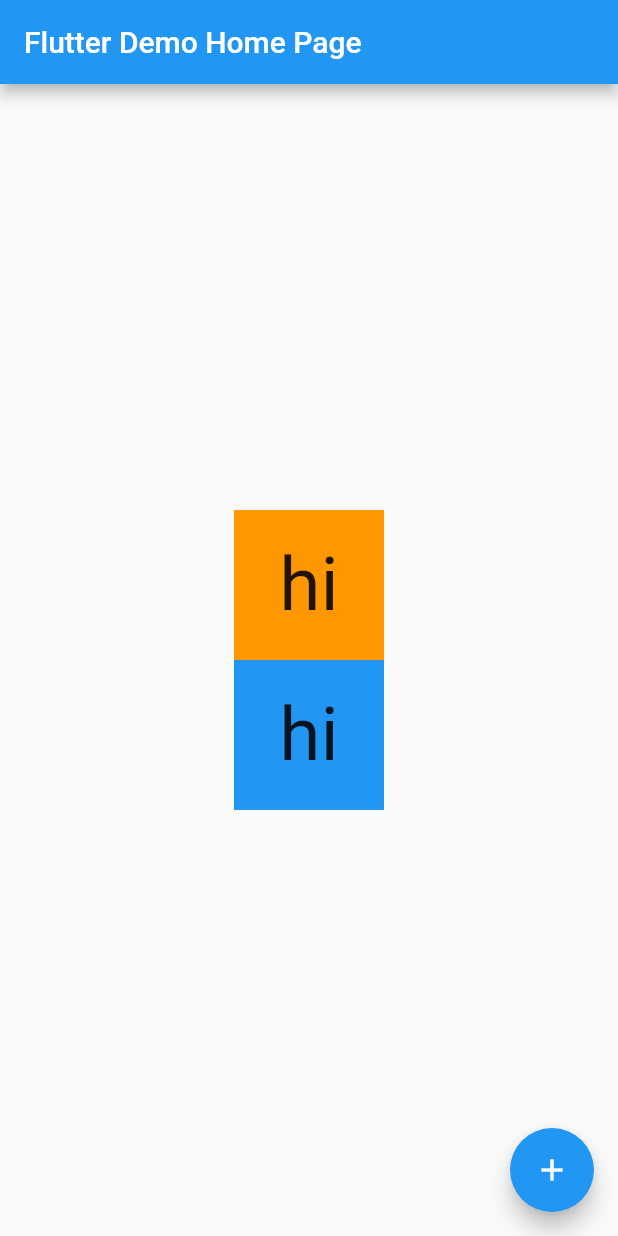
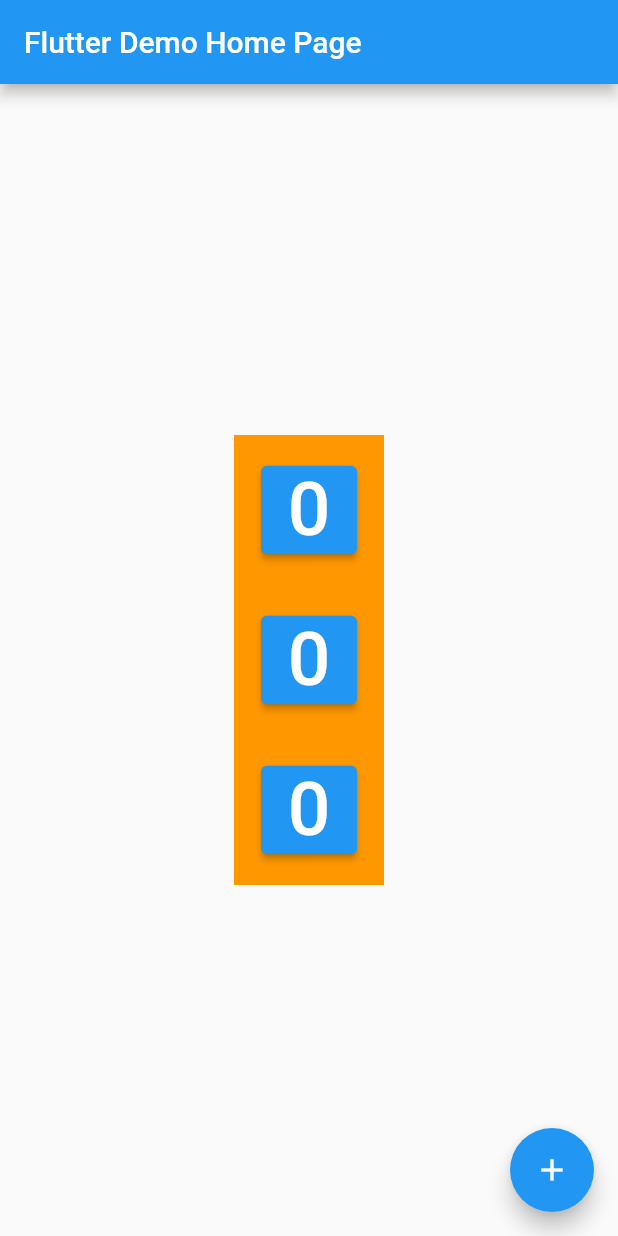
Before and after one commit to markcqhsu/Fluuter_Key, a Flutter app: the screen it shows after launch, on a phone screen of 412 x 824 dp. Run offline on Flutter 3.47's test engine with Material 2 defaults, Android fonts, the phone set to English and light mode, and no system bars.

Commit message:
第一篇結束

```diff
--- a/lib/main.dart
+++ b/lib/main.dart
@@ -45,8 +45,12 @@ class _MyHomePageState extends State<MyHomePage> {
         child: Column(
           mainAxisAlignment: MainAxisAlignment.center,
           children: <Widget>[
-            Box(Colors.orange),
-            Box(Colors.blue),
+            //因為給予Box Widget key值, Flutter才有辦法分辨
+            //ValueKey() 裡面不一定是數字, 也可以是字串
+            Box(Colors.orange, ValueKey(2)),
+            Box(Colors.orange, ValueKey(1)),
+            Box(Colors.orange, ValueKey(3)),
+
           ],
         ),
       ),
@@ -59,25 +63,38 @@ class _MyHomePageState extends State<MyHomePage> {
   }
 }
 
-class Box extends StatelessWidget{
-  final Color color;
+//自己建立Box Widget
+class Box extends StatefulWidget{
+  final Color color; //讓自己做的Widget可以輸入變數
 
+  //為自己的Widget建立Key, 把值傳到父類, 父類都有支援Key
+  //用命名參數的方式轉給父類
 
-  Box(this.color);
+  Box(this.color, Key key) : super(key: key);
+
+  @override
+  _BoxState createState() => _BoxState();
+}
+
+class _BoxState extends State<Box> {
+  int _count = 0;
+
 
   @override
   Widget build(BuildContext context) {
     return Container(
       width: 100,
       height: 100,
-      color: color,
+      color: widget.color,
       child: Center(
-        child: Text(
-          "hi",
-          style: TextStyle(fontSize: 50),
+        child: ElevatedButton(
+          onPressed: ()=> setState(() => _count++),
+          child: Text(
+            "$_count",
+            style: TextStyle(fontSize: 50),
+          ),
         ),
       ),
     );
   }
-
 }
```
